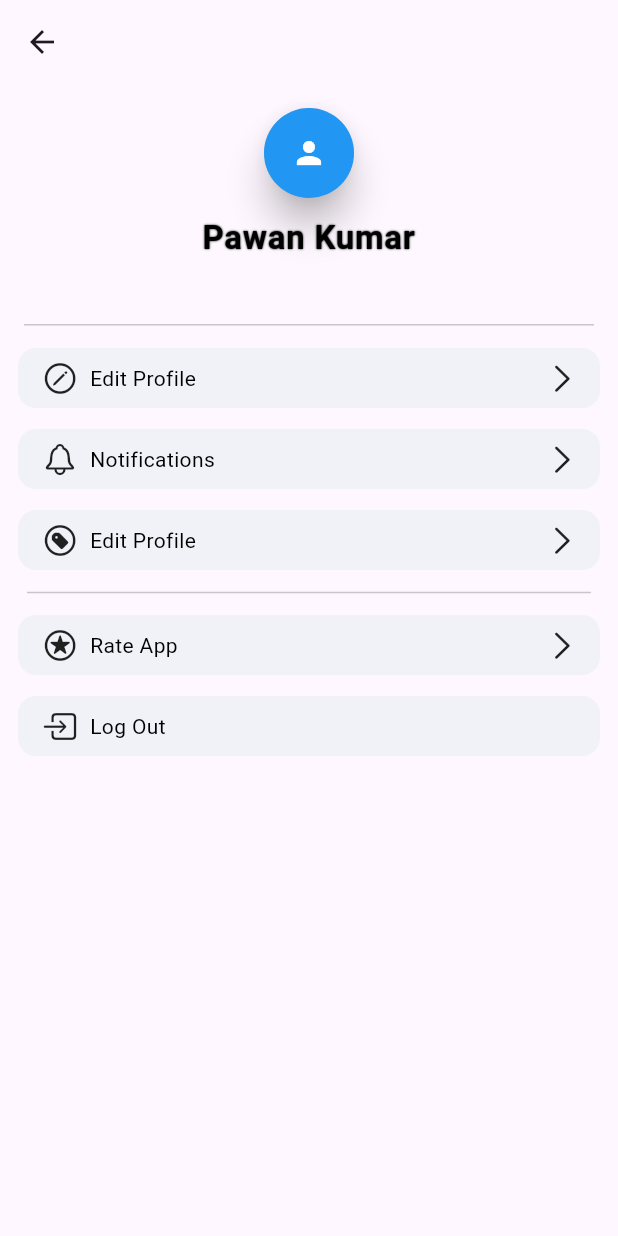
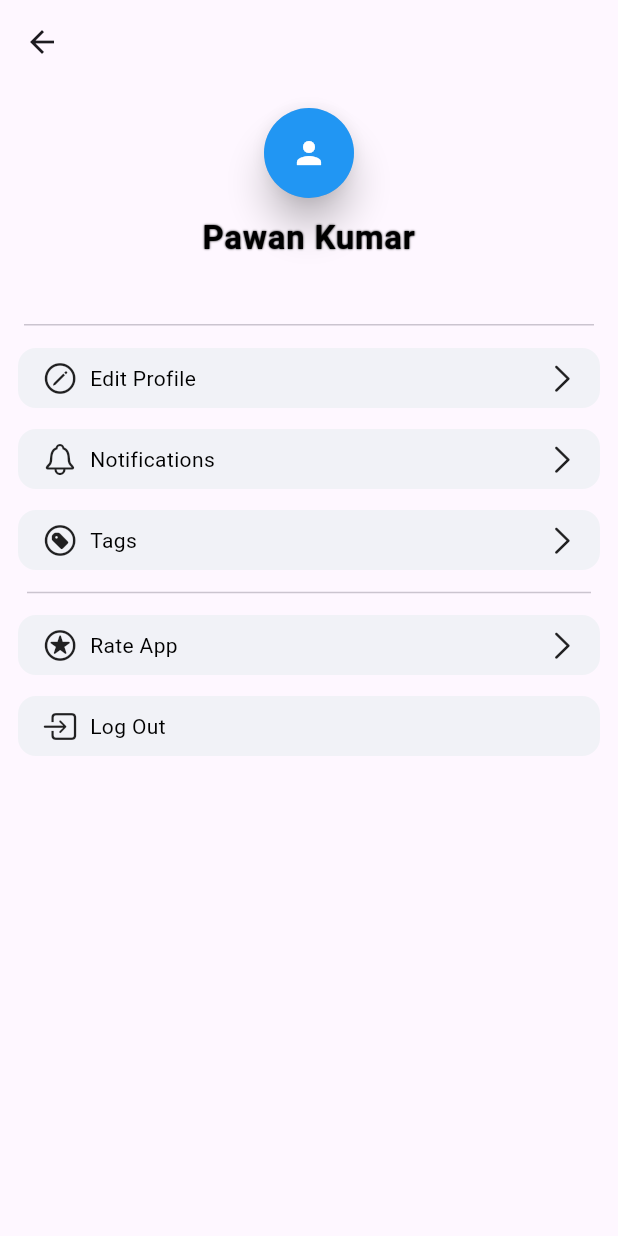
Before and after one commit to Pawan89844/Todo, a Flutter app: the AccountView screen opened directly, on a phone screen of 412 x 824 dp. Run offline on Flutter 3.47's test engine with Material 3 defaults, Android fonts, the phone set to English and light mode, and no system bars; our stand-ins replace yaml; missing offline and left inert: animator; accounts and stored records are empty.

Commit message:
Account page yaml file added

```diff
--- /dev/null
+++ b/lib/module/account/components/account_main_list.dart
@@ -0,0 +1,119 @@
+import 'package:flutter/cupertino.dart';
+import 'package:flutter/material.dart';
+import 'package:provider/provider.dart';
+import 'package:todo/module/account/view%20model/account_view_model.dart';
+import 'package:todo/style/theme/app_colors.dart';
+import 'package:todo/widgets/text/app_heading.dart';
+import 'package:todo/widgets/text/app_text.dart';
+
+class AccountMainList extends StatelessWidget {
+  const AccountMainList({super.key});
+
+  @override
+  Widget build(BuildContext context) {
+    var viewModel = Provider.of<AccountViewModel>(context);
+    return Column(
+      children: [
+        Padding(
+          padding: const EdgeInsets.symmetric(horizontal: 16.0),
+          child: DrawerHeader(
+              child: Column(
+            crossAxisAlignment: CrossAxisAlignment.center,
+            children: [
+              const PhysicalModel(
+                color: Colors.black12,
+                shape: BoxShape.circle,
+                elevation: 10.0,
+                child: CircleAvatar(
+                  backgroundColor: Colors.blue,
+                  radius: 30.0,
+                  child: Icon(Icons.person, color: Colors.white),
+                ),
+              ),
+              const SizedBox(height: 10.0),
+              Container(
+                alignment: Alignment.center,
+                child: const AppHeading('Pawan Kumar', shadows: [
+                  Shadow(
+                    offset: Offset(0.0, 0.0),
+                    blurRadius: 1.0,
+                    color: Colors.black,
+                  ),
+                ]),
+              ),
+            ],
+          )),
+        ),
+        if (viewModel.account != null) ...[
+          ListView.builder(
+            primary: false,
+            physics: const NeverScrollableScrollPhysics(),
+            shrinkWrap: true,
+            itemCount: viewModel.account?.iconCard.length,
+            itemBuilder: (context, i) {
+              var data = viewModel.account?.iconCard[i];
+
+              return Column(
+                children: [
+                  if (i == 3)
+                    const Padding(
+                      padding: EdgeInsets.symmetric(horizontal: 18.0),
+                      child: Divider(),
+                    ),
+                  _ProfileOptionsCard(
+                    icon: IconData(data?.iconCodePoint as int,
+                        fontFamily: viewModel.account?.iconFontFamily,
+                        fontPackage: viewModel.account?.iconFontPackage),
+                    tag: data?.tag as String,
+                    isLogout: data?.id == 4,
+                  )
+                ],
+              );
+            },
+          ),
+        ]
+      ],
+    );
+  }
+}
+
+class _ProfileOptionsCard extends StatelessWidget {
+  final IconData icon;
+  final String tag;
+  final bool isLogout;
+  const _ProfileOptionsCard(
+      {required this.icon, required this.tag, this.isLogout = false});
+
+  @override
+  Widget build(BuildContext context) {
+    return Padding(
+      padding: const EdgeInsets.symmetric(horizontal: 8.0, vertical: 3.0),
+      child: Column(
+        children: [
+          Card(
+            color: AppColor.cardColor,
+            elevation: 0.0,
+            child: Padding(
+              padding: const EdgeInsets.all(8.0),
+              child: Row(
+                children: [
+                  Container(
+                      margin: const EdgeInsets.symmetric(horizontal: 8.0),
+                      child: Icon(icon)),
+                  AppText(tag),
+                  const Spacer(),
+                  Visibility(
+                    visible: !isLogout,
+                    child: Container(
+                        margin: const EdgeInsets.symmetric(horizontal: 5.0),
+                        child: const Icon(CupertinoIcons.chevron_right)),
+                  ),
+                ],
+              ),
+            ),
+          )
+        ],
+      ),
+    );
+  }
+}
--- /dev/null
+++ b/lib/module/account/model/account_model.dart
@@ -0,0 +1,35 @@
+import 'package:yaml/yaml.dart';
+
+class AccountModel {
+  final String iconFontFamily;
+  final String iconFontPackage;
+
+  List<IconCard> iconCard;
+
+  AccountModel(
+      {required this.iconFontFamily,
+      required this.iconFontPackage,
+      required this.iconCard});
+
+  factory AccountModel.fromYaml(YamlMap yaml) {
+    return AccountModel(
+        iconFontFamily: yaml['iconFontFamily'],
+        iconFontPackage: yaml['iconFontPackage'],
+        iconCard: (yaml['profile_options'] as List)
+            .map((items) => IconCard.fromYaml(items))
+            .toList());
+  }
+}
+
+class IconCard {
+  final int id;
+  final String tag;
+  final int iconCodePoint;
+
+  IconCard({required this.id, required this.tag, required this.iconCodePoint});
+
+  factory IconCard.fromYaml(YamlMap yaml) {
+    return IconCard(
+        id: yaml['id'], tag: yaml['tag'], iconCodePoint: yaml['iconCodePoint']);
+  }
+}
--- /dev/null
+++ b/lib/module/account/view model/account_view_model.dart
@@ -0,0 +1,21 @@
+import 'package:flutter/cupertino.dart';
+import 'package:todo/module/account/model/account_model.dart';
+import 'package:todo/presentation/account_static.dart';
+
+class AccountViewModel extends ChangeNotifier {
+  //OBJECTS
+  AccountModel? account;
+
+  final AccountStatic _accounts = AccountStatic();
+  // LISTS
+
+  // PRIMITIVE TYPES
+
+  // METHODS AND FUNCTIONS
+
+  void getAccountOptions() async {
+    AccountModel accmodel = await _accounts.parseAccount();
+    account = accmodel;
+    notifyListeners();
+  }
+}
--- a/lib/module/account/view/account_view.dart
+++ b/lib/module/account/view/account_view.dart
@@ -1,8 +1,7 @@
-import 'package:flutter/cupertino.dart';
 import 'package:flutter/material.dart';
-import 'package:todo/style/theme/app_colors.dart';
-import 'package:todo/widgets/text/app_heading.dart';
-import 'package:todo/widgets/text/app_text.dart';
+import 'package:provider/provider.dart';
+import 'package:todo/module/account/components/account_main_list.dart';
+import 'package:todo/module/account/view%20model/account_view_model.dart';
 
 class AccountView extends StatelessWidget {
   const AccountView({super.key});
@@ -11,106 +10,10 @@ class AccountView extends StatelessWidget {
   Widget build(BuildContext context) {
     return Scaffold(
       appBar: AppBar(elevation: 0.0),
-      body: Column(
-        children: [
-          Padding(
-            padding: const EdgeInsets.symmetric(horizontal: 16.0),
-            child: DrawerHeader(
-                child: Column(
-              crossAxisAlignment: CrossAxisAlignment.center,
-              children: [
-                const PhysicalModel(
-                  color: Colors.black12,
-                  shape: BoxShape.circle,
-                  elevation: 10.0,
-                  child: CircleAvatar(
-                    backgroundColor: Colors.blue,
-                    radius: 30.0,
-                    child: Icon(Icons.person, color: Colors.white),
-                  ),
-                ),
-                const SizedBox(height: 10.0),
-                Container(
-                  alignment: Alignment.center,
-                  child: const AppHeading('Pawan Kumar', shadows: [
-                    Shadow(
-                      offset: Offset(0.0, 0.0),
-                      blurRadius: 1.0,
-                      color: Colors.black,
-                    ),
-                  ]),
-                ),
-              ],
-            )),
-          ),
-          const _ProfileOptionsCard(
-            icon: CupertinoIcons.pencil_circle,
-            tag: 'Edit Profile',
-          ),
-          const _ProfileOptionsCard(
-            icon: CupertinoIcons.bell,
-            tag: 'Notifications',
-          ),
-          const _ProfileOptionsCard(
-            icon: CupertinoIcons.tag_circle,
-            tag: 'Edit Profile',
-          ),
-          const Padding(
-            padding: EdgeInsets.symmetric(horizontal: 18.0),
-            child: Divider(),
-          ),
-          const _ProfileOptionsCard(
-            icon: CupertinoIcons.star_circle,
-            tag: 'Rate App',
-          ),
-          const _ProfileOptionsCard(
-            icon: CupertinoIcons.square_arrow_right,
-            tag: 'Log Out',
-            isLogout: true,
-          ),
-        ],
+      body: ChangeNotifierProvider(
+        create: (context) => AccountViewModel()..getAccountOptions(),
+        child: const AccountMainList(),
       ),
     );
   }
 }
-
-class _ProfileOptionsCard extends StatelessWidget {
-  final IconData icon;
-  final String tag;
-  final bool isLogout;
-  const _ProfileOptionsCard(
-      {required this.icon, required this.tag, this.isLogout = false});
-
-  @override
-  Widget build(BuildContext context) {
-    return Padding(
-      padding: const EdgeInsets.symmetric(horizontal: 8.0, vertical: 3.0),
-      child: Column(
-        children: [
-          Card(
-            color: AppColor.cardColor,
-            elevation: 0.0,
-            child: Padding(
-              padding: const EdgeInsets.all(8.0),
-              child: Row(
-                children: [
-                  Container(
-                      margin: const EdgeInsets.symmetric(horizontal: 8.0),
-                      child: Icon(icon)),
-                  AppText(tag),
-                  const Spacer(),
-                  Visibility(
-                    visible: !isLogout,
-                    child: Container(
-                        margin: const EdgeInsets.symmetric(horizontal: 5.0),
-                        child: const Icon(CupertinoIcons.chevron_right)),
-                  ),
-                ],
-              ),
-            ),
-          )
-        ],
-      ),
-    );
-  }
-}
```
Also changed, not shown: assets/yaml/profile_static.yaml (added, +19 -0 lines), lib/presentation/account_static.dart (added, +15 -0 lines).
